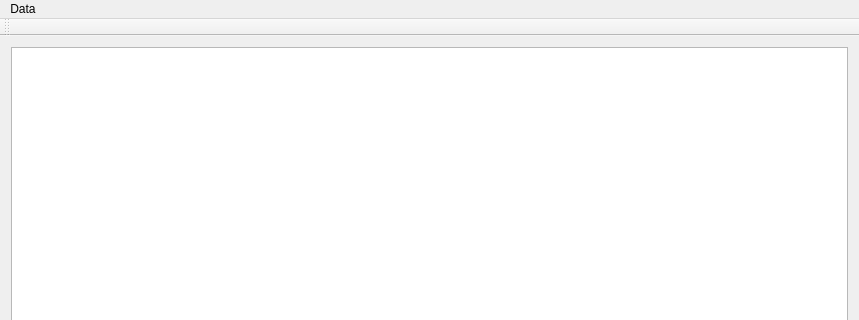
Qt form PointFighting/mainwindow.ui (BarsukAlexey/xelarogi) before a commit; both pictures show x 0 to 859 and y 0 to 320 of the 859 by 548 pixel window.
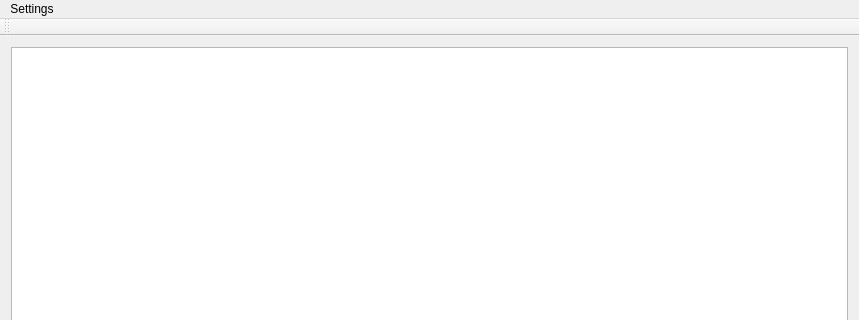
The same form after that commit.

```diff
--- a/PointFighting/mainwindow.ui
+++ b/PointFighting/mainwindow.ui
@@ -54,7 +54,7 @@
    </property>
    <widget class="QMenu" name="menuData">
     <property name="title">
-     <string>Data</string>
+     <string>Settings</string>
     </property>
     <addaction name="actionLoad_data"/>
     <addaction name="actionExport_results"/>
```
Left out of the diff: 6 changed lines with no effect on the pictures.
